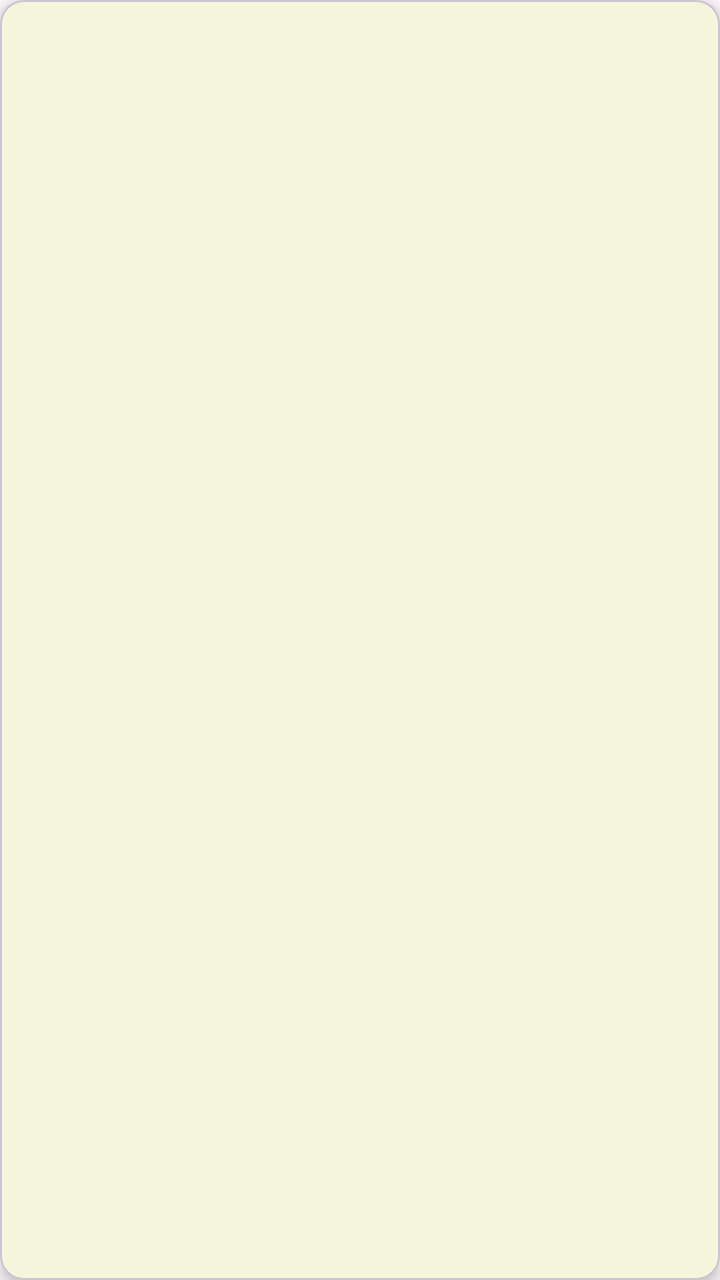
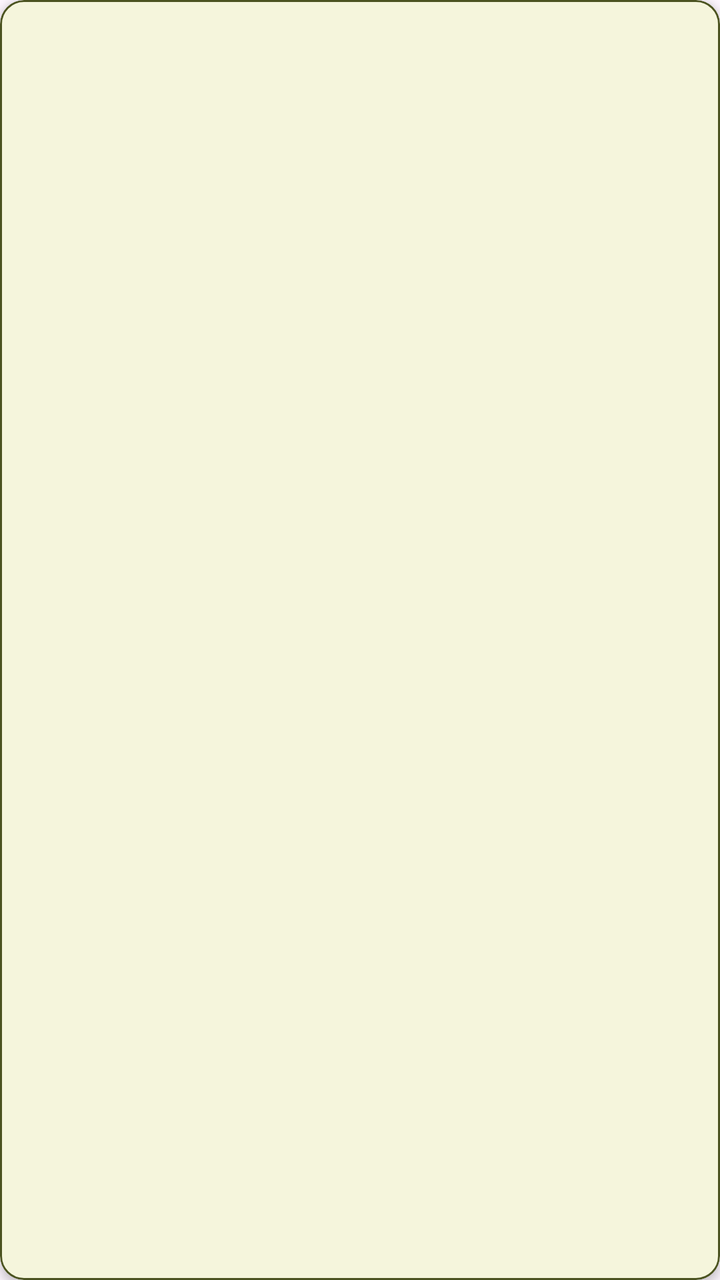

The first picture is an Android layout as it rendered before a commit; the second is the same layout after the commit. The layout source and the unified diff follow.
<!-- AndroidManifest.xml: application theme Theme.SmartPantryManager -->
<!-- res/layout/item_recipe.xml -->
<?xml version="1.0" encoding="utf-8"?>
<com.google.android.material.card.MaterialCardView xmlns:android="http://schemas.android.com/apk/res/android"
    xmlns:app="http://schemas.android.com/apk/res-auto"
    android:layout_width="match_parent"
    android:layout_height="wrap_content"
    android:layout_marginHorizontal="16dp"
    android:layout_marginVertical="8dp"
    app:cardElevation="4dp"
    app:cardCornerRadius="12dp"
    app:cardBackgroundColor="@color/beige">

    <androidx.constraintlayout.widget.ConstraintLayout
        android:layout_width="match_parent"
        android:layout_height="wrap_content"
        android:padding="16dp">

        <TextView
            android:id="@+id/textViewRecipeName"
            android:layout_width="0dp"
            android:layout_height="wrap_content"
            android:textSize="20sp"
            android:textStyle="bold"
            android:textColor="#333333"
            app:layout_constraintTop_toTopOf="parent"
            app:layout_constraintStart_toStartOf="parent"
            app:layout_constraintEnd_toEndOf="parent" />

        <TextView
            android:id="@+id/textViewRecipePreview"
            android:layout_width="0dp"
            android:layout_height="wrap_content"
            android:layout_marginTop="8dp"
            android:textColor="#666666"
            app:layout_constraintTop_toBottomOf="@id/textViewRecipeName"
            app:layout_constraintStart_toStartOf="parent"
            app:layout_constraintEnd_toEndOf="parent" />

    </androidx.constraintlayout.widget.ConstraintLayout>
</com.google.android.material.card.MaterialCardView>
<!-- resources referenced by this layout -->
<resources>
  <color name="beige">#F5F5DC</color>
  <style name="Theme.SmartPantryManager" parent="Base.Theme.SmartPantryManager" />
  <style name="Base.Theme.SmartPantryManager" parent="Theme.Material3.DayNight.NoActionBar">
          
          
      </style>
</resources>

<!-- the commit's change to res/layout/item_recipe.xml (unified diff, before → after) -->
@@ -5,9 +5,11 @@
     android:layout_height="wrap_content"
     android:layout_marginHorizontal="16dp"
     android:layout_marginVertical="8dp"
-    app:cardElevation="4dp"
+    app:cardElevation="3dp"
     app:cardCornerRadius="12dp"
-    app:cardBackgroundColor="@color/beige">
+    app:cardBackgroundColor="@color/beige"
+    app:strokeColor="@color/army_green"
+    app:strokeWidth="1dp">
 
     <androidx.constraintlayout.widget.ConstraintLayout
         android:layout_width="match_parent"
@@ -26,12 +28,25 @@
             app:layout_constraintEnd_toEndOf="parent" />
 
         <TextView
+            android:id="@+id/textViewRecipeMatchInfo"
+            android:layout_width="0dp"
+            android:layout_height="wrap_content"
+            android:layout_marginTop="4dp"
+            android:textSize="14sp"
+            android:textStyle="bold"
+            android:textColor="@color/army_green"
+            app:layout_constraintTop_toBottomOf="@id/textViewRecipeName"
+            app:layout_constraintStart_toStartOf="parent"
+            app:layout_constraintEnd_toEndOf="parent" />
+
+        <TextView
             android:id="@+id/textViewRecipePreview"
             android:layout_width="0dp"
             android:layout_height="wrap_content"
             android:layout_marginTop="8dp"
-            android:textColor="#666666"
-            app:layout_constraintTop_toBottomOf="@id/textViewRecipeName"
+            android:textColor="#555555"
+            android:textSize="14sp"
+            app:layout_constraintTop_toBottomOf="@id/textViewRecipeMatchInfo"
             app:layout_constraintStart_toStartOf="parent"
             app:layout_constraintEnd_toEndOf="parent" />
 
<!-- resource entries referenced after the edit -->
@@ -1,5 +1,6 @@
 <!-- resources referenced by this layout -->
 <resources>
+  <color name="army_green">#4B5320</color>
   <color name="beige">#F5F5DC</color>
   <style name="Theme.SmartPantryManager" parent="Base.Theme.SmartPantryManager" />
   <style name="Base.Theme.SmartPantryManager" parent="Theme.Material3.DayNight.NoActionBar">
